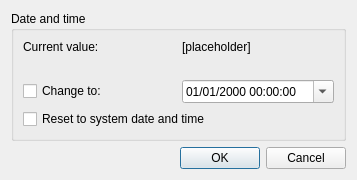
Before: the Qt Designer form src/frontend/qt_sdl/DateTimeDialog.ui in tjdduq23-droid/melonDS-1.1-korean, drawn with Qt 5.
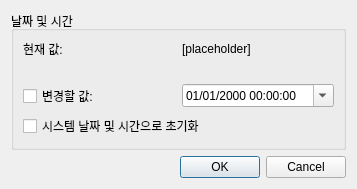
After: the same form once the commit is applied.

```diff
--- a/src/frontend/qt_sdl/DateTimeDialog.ui
+++ b/src/frontend/qt_sdl/DateTimeDialog.ui
@@ -17,13 +17,13 @@
    <item>
     <widget class="QGroupBox" name="groupBox_2">
      <property name="title">
-      <string>Date and time</string>
+      <string>날짜 및 시간</string>
      </property>
      <layout class="QGridLayout" name="gridLayout_2">
       <item row="0" column="0">
        <widget class="QLabel" name="label">
         <property name="text">
-         <string>Current value:</string>
+         <string>현재 값:</string>
         </property>
        </widget>
       </item>
@@ -44,7 +44,7 @@
       <item row="2" column="0">
        <widget class="QCheckBox" name="chkChangeTime">
         <property name="text">
-         <string>Change to:</string>
+         <string>변경할 값:</string>
         </property>
        </widget>
       </item>
@@ -91,7 +91,7 @@
       <item row="3" column="0" colspan="2">
        <widget class="QCheckBox" name="chkResetTime">
         <property name="text">
-         <string>Reset to system date and time</string>
+         <string>시스템 날짜 및 시간으로 초기화</string>
         </property>
        </widget>
       </item>
```
Left out of the diff: 2 changed lines with no effect on the pictures.
